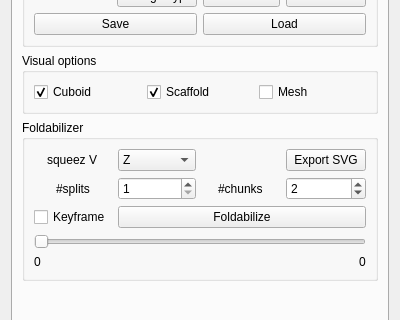
Qt form FoldPlugin/FdWidget.ui (letienhung/fold-hcc) before a commit; both pictures show x 0 to 400 and y 118 to 438 of the 400 by 984 pixel window.
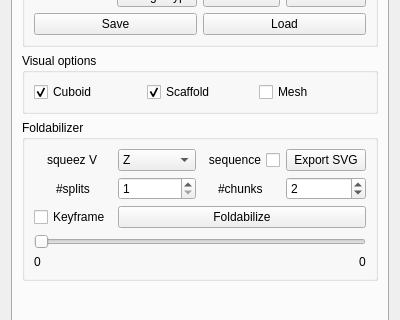
The same form after that commit.

Commit message: Sequence export for SVG.

```diff
--- a/FoldPlugin/FdWidget.ui
+++ b/FoldPlugin/FdWidget.ui
@@ -195,6 +195,16 @@
             </property>
            </widget>
           </item>
+          <item row="1" column="2">
+           <widget class="QCheckBox" name="isSVGsequence">
+            <property name="layoutDirection">
+             <enum>Qt::RightToLeft</enum>
+            </property>
+            <property name="text">
+             <string>sequence</string>
+            </property>
+           </widget>
+          </item>
          </layout>
         </widget>
        </item>
```
The commit also changes 2 other files.
